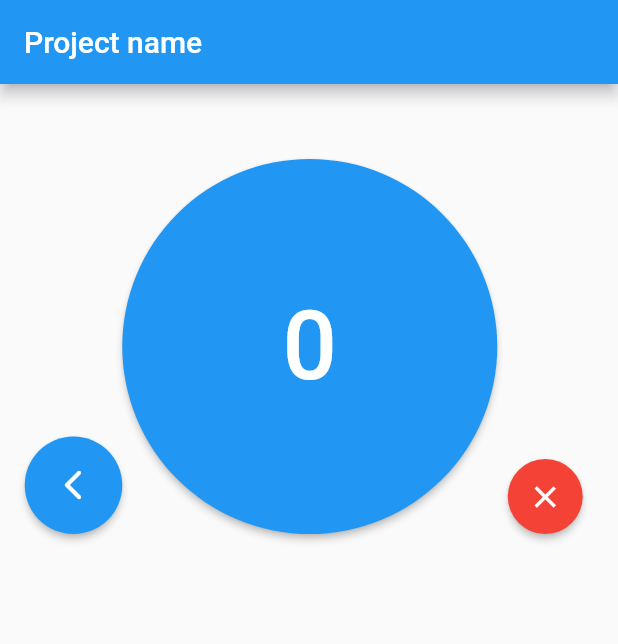
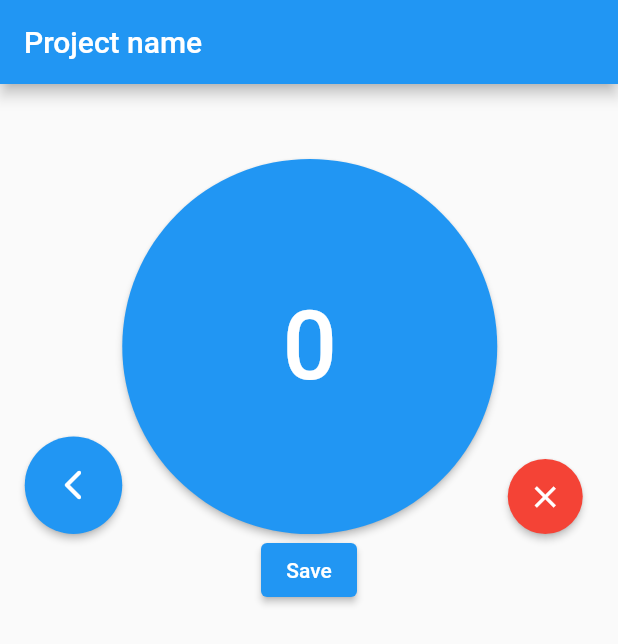
Before and after one commit to AlmondBranchh/CrochetCounter, a Flutter app: the screen it shows after launch, on a phone screen of 412 x 824 dp. Shown: the top 644 px of the screen. Run offline on Flutter 3.47's test engine with Material 2 defaults, Android fonts, the phone set to English and light mode, and no system bars.

Commit message:
listView before moving save button

```diff
--- a/lib/counter.dart
+++ b/lib/counter.dart
@@ -4,6 +4,10 @@ int counter = 0;
 
 class CounterSection extends StatefulWidget {
   const CounterSection({Key? key}) : super(key: key);
+
+  int CounterValue(){
+    return counter;
+  }
 
   @override
   State<CounterSection> createState() => _CounterSectionState();
--- a/lib/main.dart
+++ b/lib/main.dart
@@ -1,5 +1,6 @@
 import 'package:flutter/material.dart';
 import 'package:crochet_counter/counter.dart';
+import 'package:crochet_counter/tabList.dart';
 
 void main() {
   runApp(const MyApp());
@@ -17,11 +18,14 @@ class MyApp extends StatelessWidget {
           title: const Text("Project name"),
         ),
         body: Column(
-          children: const [
+          children: [
             CounterSection(),
+            listSection,
           ],
         )
       ),
     );
   }
 }
+
+Widget listSection = Expanded(child: const ListSection());
--- /dev/null
+++ b/lib/tabList.dart
@@ -0,0 +1,45 @@
+import 'package:flutter/material.dart';
+import 'package:crochet_counter/counter.dart';
+
+    List<String> stringList = <String>[];
+
+    class ListSection extends StatefulWidget {
+      const ListSection({Key? key}) : super(key: key);
+
+      @override
+      State<ListSection> createState() => _ListSectionState();
+    }
+
+    class _ListSectionState extends State<ListSection> {
+      @override
+      Widget build(BuildContext context) {
+
+        void CounterSave(){
+          setState((){
+
+              stringList.add("${const CounterSection().CounterValue()}");
+          });
+        }
+
+        return Column(
+
+        children: [
+          ElevatedButton(
+            onPressed: CounterSave,
+            child: Text("Save"),
+          ),
+            ListView.builder(
+                physics: const ScrollPhysics(),
+                scrollDirection: Axis.vertical,
+                shrinkWrap: true,
+                itemCount: stringList.length,
+                itemBuilder: (context, int index){
+                  return ListTile(
+                    title: Text(stringList[index]),
+                  );
+                }
+            ),
+        ],
+          );
+      }
+    }
```
